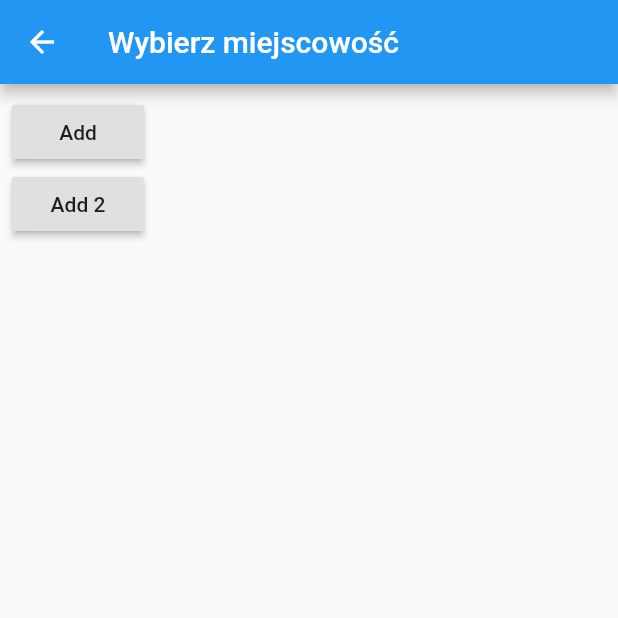
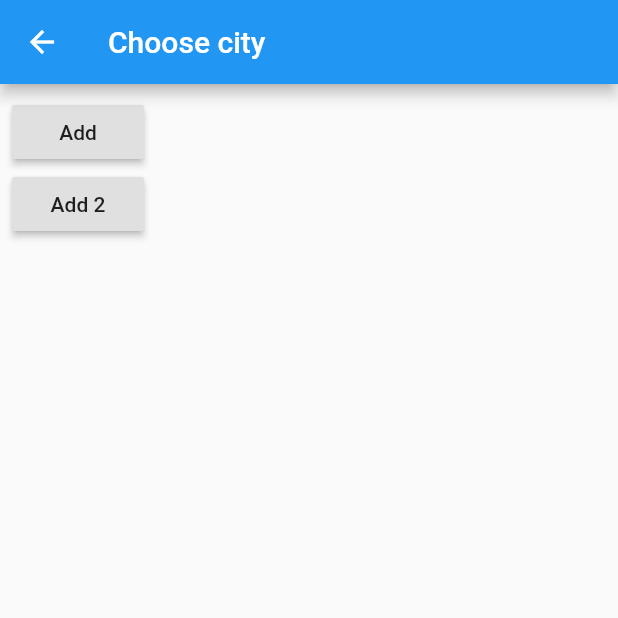
Before and after one commit to kitek/flutter-meteo, a Flutter app: the FindScreen screen opened by its route, on a phone screen of 412 x 824 dp, the top half of it. Run offline on Flutter 3.47's test engine with Material 2 defaults, Android fonts, the phone set to English and light mode, and no system bars; our stand-ins replace bloc, diacritic, equatable, flutter_bloc, photo_view, sqflite; accounts and stored records are empty.

Commit message:
Added localizations for: en, pl.

```diff
--- /dev/null
+++ b/lib/common/meteo_localizations.dart
@@ -0,0 +1,64 @@
+import 'package:flutter/foundation.dart';
+import 'package:flutter/material.dart';
+
+class MeteoLocalizations {
+  final Locale locale;
+
+  MeteoLocalizations(this.locale);
+
+  static MeteoLocalizations of(BuildContext context) {
+    return Localizations.of<MeteoLocalizations>(context, MeteoLocalizations);
+  }
+
+  static Map<String, Map<String, String>> _localizedValues = {
+    'en': {
+      'app_name': 'Meteo',
+      'my_cities': 'My cities',
+      'comment': 'Forecaster comment',
+      'legend': 'Legend',
+      'choose_city': 'Choose city',
+      'cities_empty': 'The list is empty. Add new city.',
+      'no_graph': 'No forecast graph',
+    },
+    'pl': {
+      'app_name': 'Meteo',
+      'my_cities': 'Moje miasta',
+      'comment': 'Komentarz synoptyka',
+      'legend': 'Legenda',
+      'choose_city': 'Wybierz miasto',
+      'cities_empty': 'Pusto. Dodaj nowe miasto.',
+      'no_graph': 'Brak meteorogramu',
+    },
+  };
+
+  String get appName => _localizedValues[locale.languageCode]['app_name'];
+
+  String get myCities => _localizedValues[locale.languageCode]['my_cities'];
+
+  String get comment => _localizedValues[locale.languageCode]['comment'];
+
+  String get legend => _localizedValues[locale.languageCode]['legend'];
+
+  String get chooseCity => _localizedValues[locale.languageCode]['choose_city'];
+
+  String get noGraph => _localizedValues[locale.languageCode]['no_graph'];
+
+  String get citiesEmpty =>
+      _localizedValues[locale.languageCode]['cities_empty'];
+}
+
+class MeteoLocalizationsDelegate
+    extends LocalizationsDelegate<MeteoLocalizations> {
+  const MeteoLocalizationsDelegate();
+
+  @override
+  bool isSupported(Locale locale) => ['en', 'pl'].contains(locale.languageCode);
+
+  @override
+  Future<MeteoLocalizations> load(Locale locale) {
+    return SynchronousFuture<MeteoLocalizations>(MeteoLocalizations(locale));
+  }
+
+  @override
+  bool shouldReload(MeteoLocalizationsDelegate old) => false;
+}
--- a/lib/screen/find/find_screen.dart
+++ b/lib/screen/find/find_screen.dart
@@ -1,5 +1,6 @@
 import 'package:flutter/material.dart';
 import 'package:flutter_bloc/flutter_bloc.dart';
+import 'package:meteo/common/meteo_localizations.dart';
 import 'package:meteo/model/city.dart';
 import 'package:meteo/model/weather.dart';
 import 'package:meteo/screen/weathers/bloc/weathers_bloc.dart';
@@ -9,7 +10,7 @@ class FindScreen extends StatelessWidget {
   @override
   Widget build(BuildContext context) {
     return Scaffold(
-      appBar: AppBar(title: const Text('Wybierz miejscowość')),
+      appBar: AppBar(title: Text(MeteoLocalizations.of(context).chooseCity)),
       body: Padding(
         padding: EdgeInsets.all(8.0),
         child: Column(
@@ -53,9 +54,9 @@ class FindScreen extends StatelessWidget {
                   position: Weather.POSITION_NONE,
                   graphs: {
                     Weather.MODEL_UM:
-                    'http://www.meteo.pl/um/metco/mgram_pict.php?ntype=0u&row=444&col=164&lang=pl',
+                        'http://www.meteo.pl/um/metco/mgram_pict.php?ntype=0u&row=444&col=164&lang=pl',
                     Weather.MODEL_COAMPS:
-                    'http://www.meteo.pl/metco/mgram_pict.php?ntype=2n&row=145&col=71&lang=pl'
+                        'http://www.meteo.pl/metco/mgram_pict.php?ntype=2n&row=145&col=71&lang=pl'
                   },
                 );
 
--- a/lib/screen/legend/legend_screen.dart
+++ b/lib/screen/legend/legend_screen.dart
@@ -1,4 +1,5 @@
 import 'package:flutter/material.dart';
+import 'package:meteo/common/meteo_localizations.dart';
 import 'package:photo_view/photo_view.dart';
 
 class LegendScreen extends StatelessWidget {
@@ -7,7 +8,7 @@ class LegendScreen extends StatelessWidget {
   @override
   Widget build(BuildContext context) {
     return Scaffold(
-      appBar: AppBar(title: const Text('Legenda')),
+      appBar: AppBar(title: Text(MeteoLocalizations.of(context).legend)),
       body: Align(
         child: PhotoView(
           imageProvider: NetworkImage(_url),
--- a/lib/screen/weathers/weathers_screen.dart
+++ b/lib/screen/weathers/weathers_screen.dart
@@ -1,5 +1,6 @@
 import 'package:flutter/material.dart';
 import 'package:flutter_bloc/flutter_bloc.dart';
+import 'package:meteo/common/meteo_localizations.dart';
 import 'package:meteo/screen/app_routes.dart';
 import 'package:meteo/screen/weathers/bloc/weathers_bloc.dart';
 import 'package:meteo/screen/weathers/bloc/weathers_state.dart';
@@ -11,7 +12,7 @@ class WeathersScreen extends StatelessWidget {
   @override
   Widget build(BuildContext context) {
     return Scaffold(
-      appBar: AppBar(title: Text('Moje miasta')),
+      appBar: AppBar(title: Text(MeteoLocalizations.of(context).myCities)),
       body: BlocBuilder<WeathersBloc, WeathersState>(
         builder: (context, state) {
           if (state is WeathersLoading) {
--- a/lib/screen/weathers/widget/weathers_list_empty.dart
+++ b/lib/screen/weathers/widget/weathers_list_empty.dart
@@ -1,8 +1,9 @@
 import 'package:flutter/material.dart';
+import 'package:meteo/common/meteo_localizations.dart';
 
 class WeathersListEmpty extends StatelessWidget {
   @override
   Widget build(BuildContext context) {
-    return const Center(child: Text('Pusto. Dodaj nowe miasto.'));
+    return Center(child: Text(MeteoLocalizations.of(context).citiesEmpty));
   }
 }
--- a/pubspec.yaml
+++ b/pubspec.yaml
@@ -8,12 +8,14 @@ environment:
 dependencies:
   flutter:
     sdk: flutter
+  flutter_localizations:
+    sdk: flutter
   bloc: ^3.0.0
   flutter_bloc: ^3.1.0
   equatable: ^1.0.2
   http: ^0.12.0
   meta: ^1.1.6
-  intl: ^0.16.1
+  intl: ^0.16.0
   diacritic: ^0.1.1
   sqflite: ^1.2.0
   path: ^1.6.4
```
Also changed, not shown: lib/screen/app.dart (+12 -1 lines), lib/screen/home/home_screen.dart (+11 -7 lines), lib/screen/home/widget/home_empty.dart (+16 -8 lines), pubspec.lock.
